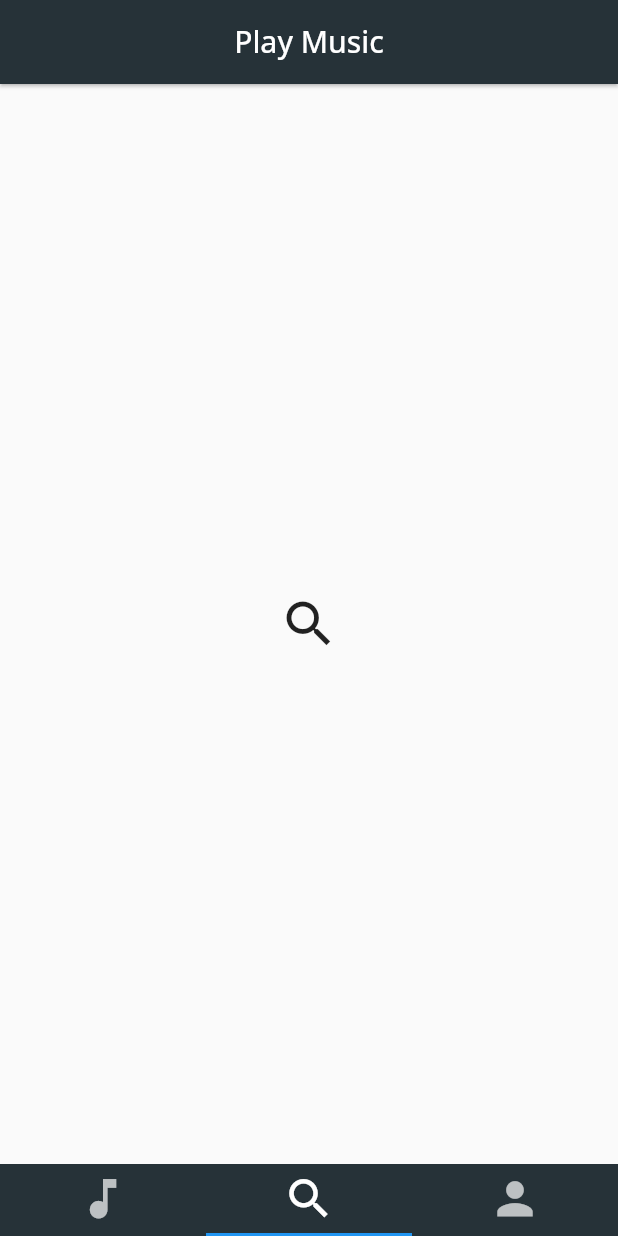
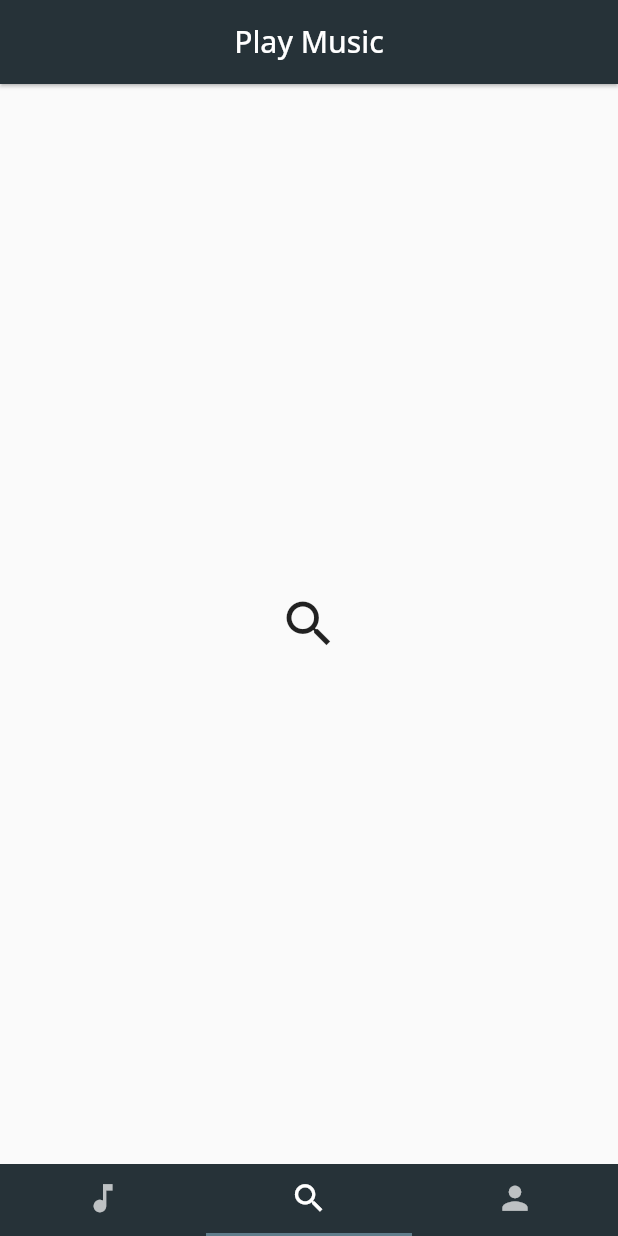
Before and after one commit to Soumitra-Mandal/Flutter_music_player, a Flutter app: the screen it shows after launch, item 2 of the bottom bar chosen, on a phone screen of 412 x 824 dp. Run offline on Flutter 3.47's test engine with Material 2 defaults, Android fonts, the light colour scheme and no system bars.

Commit message:
search screen added

```diff
--- a/lib/main.dart
+++ b/lib/main.dart
@@ -1,5 +1,7 @@
 import 'package:flutter/material.dart';
 import 'package:shared_preferences_flutter_demo/screens/music_gallery.dart';
+import 'screens/profile.dart';
+import 'screens/search_screen.dart';
 
 void main() async {
   runApp(const MyApp());
@@ -17,37 +19,27 @@
 
   static const _pages = <Widget>[
     MusicGallery(),
-    Center(
-      child: Icon(
-        Icons.search,
-        size: 40,
-      ),
-    ),
-    Center(
-      child: Icon(
-        Icons.person,
-        size: 40,
-      ),
-    )
+    SearchScreen(),
+    ProfileScreen(),
   ];
 
   static const _tabs = <Tab>[
     Tab(
       icon: Icon(
         Icons.music_note,
-        size: 35,
+        size: 25,
       ),
     ),
     Tab(
       icon: Icon(
         Icons.search,
-        size: 35,
+        size: 25,
       ),
     ),
     Tab(
       icon: Icon(
         Icons.person,
-        size: 35,
+        size: 25,
       ),
     ),
   ];
@@ -89,6 +81,8 @@
         bottomNavigationBar: Material(
           color: Colors.blueGrey[900],
           child: TabBar(
+            isScrollable: false,
+            indicatorColor: Colors.blueGrey,
             tabs: _tabs,
             controller: _tabController,
           ),
--- a/lib/screens/search_screen.dart
+++ b/lib/screens/search_screen.dart
@@ -0,0 +1,15 @@
+import 'package:flutter/material.dart';
+
+class SearchScreen extends StatelessWidget {
+  const SearchScreen({Key? key}) : super(key: key);
+
+  @override
+  Widget build(BuildContext context) {
+    return const Center(
+      child: Icon(
+        Icons.search,
+        size: 40,
+      ),
+    );
+  }
+}
```
